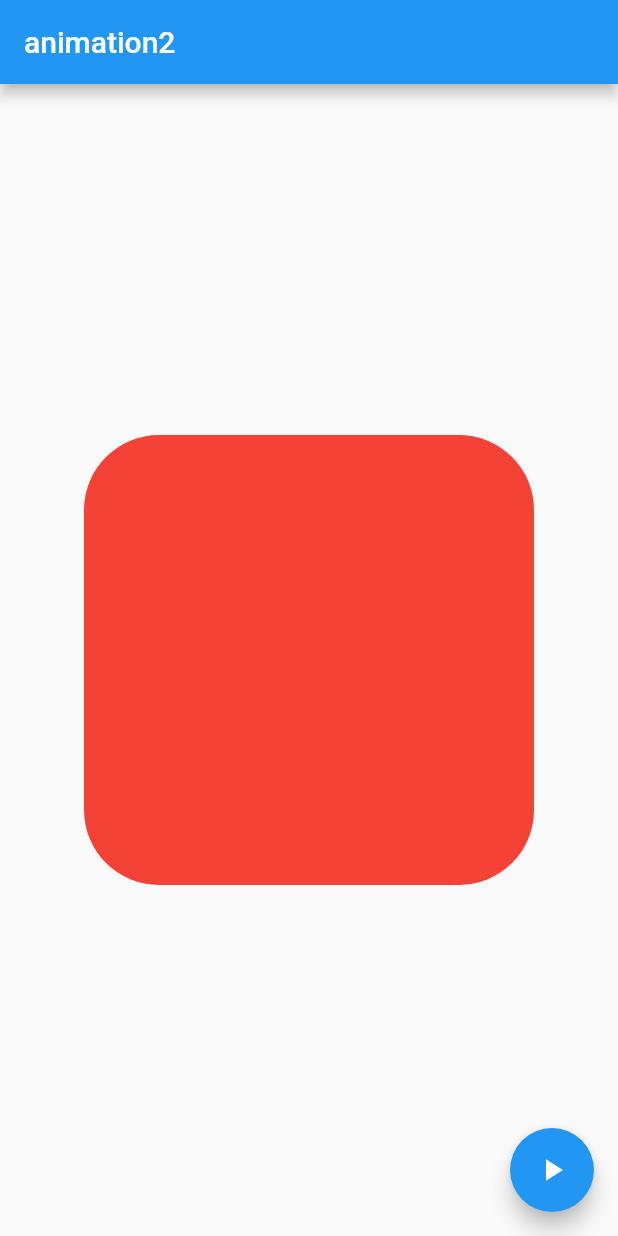
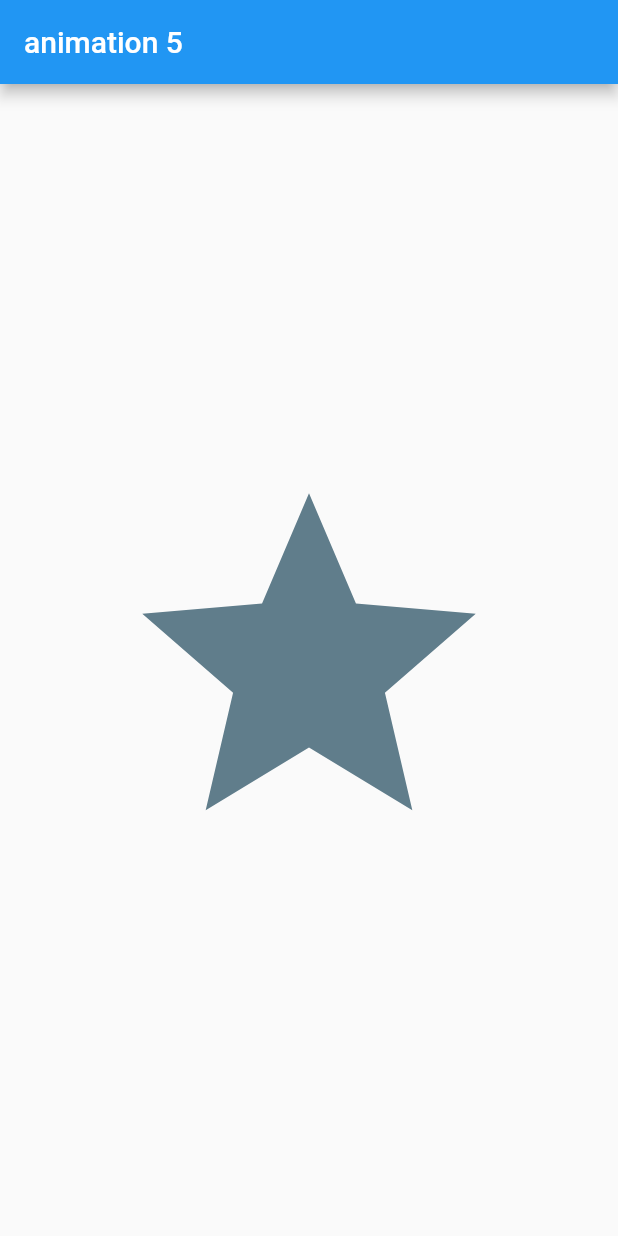
Before and after one commit to huhx/flutter_learn, a Flutter app: the screen it shows after launch, on a phone screen of 412 x 824 dp. Run offline on Flutter 3.47's test engine with Material 2 defaults, Android fonts, the phone set to English and light mode, and no system bars.

Commit message:
[huhx] -widget: add AnimatedOpacity and AnimatedCrossFade and TweenAnimationBuilder example

```diff
--- /dev/null
+++ b/lib/day_1/animation_5.dart
@@ -0,0 +1,34 @@
+import 'package:flutter/material.dart';
+
+class AnimationTest5 extends StatefulWidget {
+  const AnimationTest5({super.key});
+
+  @override
+  State<AnimationTest5> createState() => _AnimationTest5State();
+}
+
+class _AnimationTest5State extends State<AnimationTest5> {
+  double value = 160;
+
+  @override
+  Widget build(BuildContext context) {
+    return Scaffold(
+      appBar: AppBar(title: const Text("animation 5")),
+      body: Center(
+        child: TweenAnimationBuilder(
+          duration: const Duration(seconds: 3),
+          builder: (context, value, child) {
+            return IconButton(
+              onPressed: () => debugPrint("value = $value"),
+              icon: const Icon(Icons.star, color: Colors.blueGrey),
+              iconSize: value,
+            );
+          },
+          onEnd: () => setState(() => value = value == 160 ? 300 : 160),
+          curve: Curves.bounceIn,
+          tween: Tween<double>(begin: 0, end: value),
+        ),
+      ),
+    );
+  }
+}
--- a/lib/main.dart
+++ b/lib/main.dart
@@ -1,6 +1,6 @@
 import 'package:flutter/material.dart';
 
-import 'day_1/animation_2.dart';
+import 'day_1/animation_5.dart';
 
 void main() {
   runApp(const MyApp());
@@ -16,7 +16,7 @@ class MyApp extends StatelessWidget {
       theme: ThemeData(
         primarySwatch: Colors.blue,
       ),
-      home: const AnimationTest2(),
+      home: const AnimationTest5(),
     );
   }
 }
```
Also changed, not shown: lib/day_1/animation_3.dart (added, +37 -0 lines), lib/day_1/animation_4.dart (added, +52 -0 lines).
